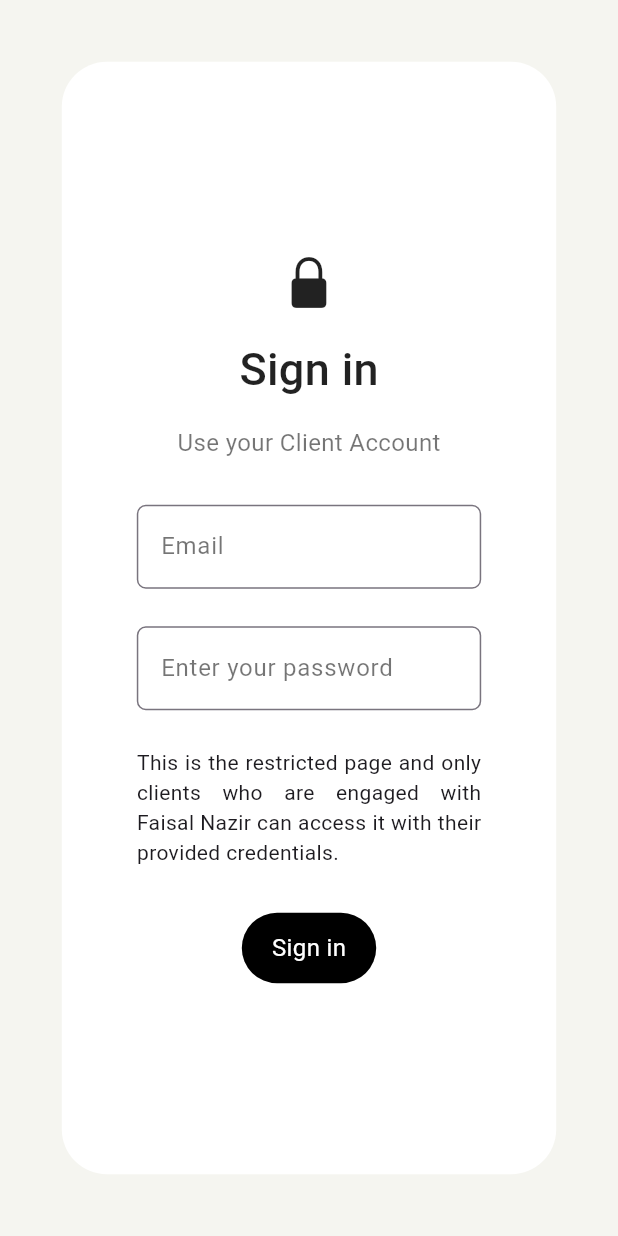
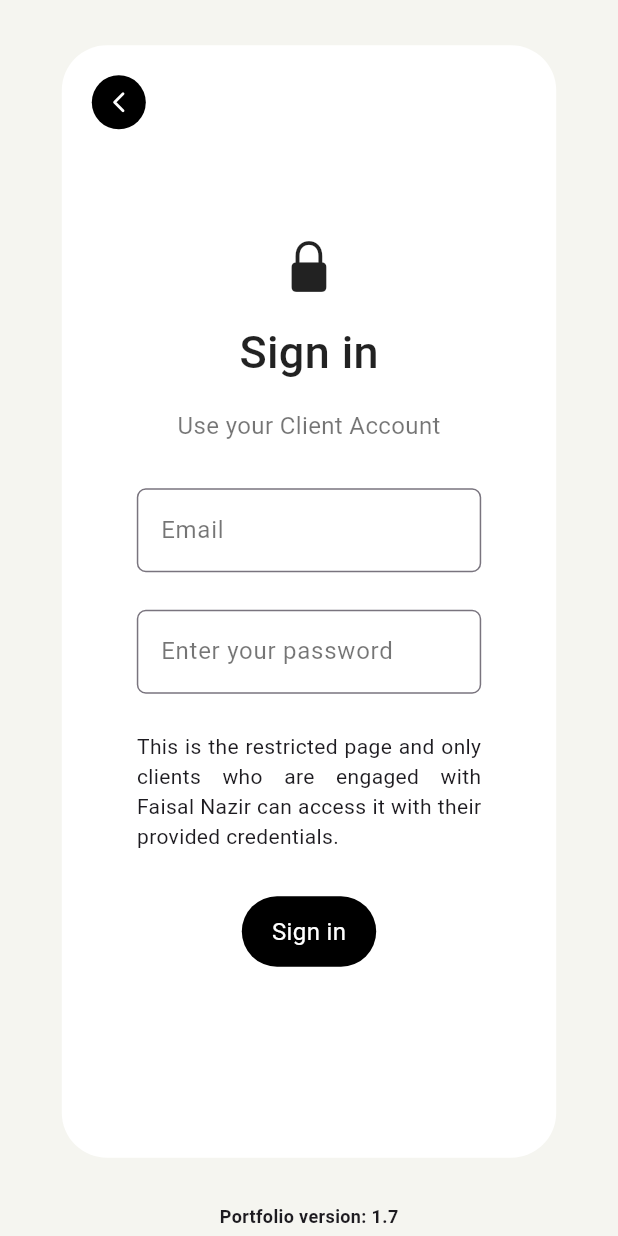
Before and after one commit to FaisalNazir28/portfolio, a Flutter app: the LoginScreen screen opened by its route, on a phone screen of 412 x 824 dp. Run offline on Flutter 3.47's test engine with Material 3 defaults, Android fonts, the phone set to English and light mode, and no system bars; our stand-ins replace ionicons; missing offline and left inert: dart:html, dart:ui_web, device_frame.

Commit message:
App version added

```diff
--- a/lib/screens/login_screen/login_screen.dart
+++ b/lib/screens/login_screen/login_screen.dart
@@ -1,8 +1,10 @@
 import 'package:flutter/cupertino.dart';
 import 'package:flutter/material.dart';
+import 'package:ionicons/ionicons.dart';
 import 'package:my_portfolio/main.dart';
 import 'package:my_portfolio/responsiveness/breakpoints.dart';
 import 'package:my_portfolio/routes/routes.dart';
+import 'package:my_portfolio/utilities/constants.dart';
 
 class LoginScreen extends StatefulWidget {
   const LoginScreen({super.key});
@@ -23,9 +25,25 @@ class _LoginScreenState extends State<LoginScreen> {
     var isMobileScreen = Breakpoints.isSmallScreen(context);
 
     return Scaffold(
+      bottomNavigationBar: Container(
+        margin: const EdgeInsets.only(bottom: 5),
+        child: Row(
+          mainAxisAlignment: MainAxisAlignment.center,
+          children: [
+            Text(
+              "Portfolio version: ${AppConstants.appVersion}",
+              style:
+                  const TextStyle(fontSize: 12.0, fontWeight: FontWeight.w600),
+            ),
+          ],
+        ),
+      ),
       backgroundColor: const Color(0xfff5f5f0),
       body: Center(
-        child: Container(
+        child: Stack(
+          alignment: Alignment.topLeft,
+          children: [
+            Container(
               width: isMobileScreen
                   ? MediaQuery.of(context).size.width * .8
                   : isTabletScreen
@@ -218,6 +236,25 @@ class _LoginScreenState extends State<LoginScreen> {
                                   color: Colors.black54,
                                 ),
                               ),
+                              const Spacer(),
+                              InkWell(
+                                overlayColor: MaterialStateProperty.all(
+                                    Colors.transparent),
+                                onTap: () {
+                                  Navigator.pushNamed(context, Routes.home);
+                                },
+                                child: Container(
+                                  decoration: const BoxDecoration(
+                                    shape: BoxShape.circle,
+                                    color: Colors.black87,
+                                  ),
+                                  padding: const EdgeInsets.all(12),
+                                  child: const Icon(
+                                    Ionicons.chevron_back,
+                                    color: Colors.white,
+                                  ),
+                                ),
+                              )
                             ],
                           ),
                         ),
@@ -295,7 +332,8 @@ class _LoginScreenState extends State<LoginScreen> {
                                   onTap: loading
                                       ? () {}
                                       : () async {
-                                      if (_formKey.currentState!.validate()) {
+                                          if (_formKey.currentState!
+                                              .validate()) {
                                             setState(() {
                                               loading = true;
                                             });
@@ -341,6 +379,31 @@ class _LoginScreenState extends State<LoginScreen> {
                       ],
                     ),
             ),
+            if (isMobileScreen)
+              Positioned(
+                top: 20,
+                left: 20,
+                child: InkWell(
+                  overlayColor: MaterialStateProperty.all(Colors.transparent),
+                  onTap: () {
+                    Navigator.pushNamed(context, Routes.home);
+                  },
+                  child: Container(
+                    decoration: const BoxDecoration(
+                      shape: BoxShape.circle,
+                      color: Colors.black,
+                    ),
+                    padding: const EdgeInsets.all(8),
+                    child: const Icon(
+                      Ionicons.chevron_back,
+                      color: Colors.white,
+                      size: 20,
+                    ),
+                  ),
+                ),
+              )
+          ],
+        ),
       ),
     );
   }
--- a/lib/utilities/constants.dart
+++ b/lib/utilities/constants.dart
@@ -4,6 +4,9 @@ import 'package:my_portfolio/widgets/horizontal_scrollbar_tile.dart';
 import 'dart:ui_web' as ui;
 
 class AppConstants{
+
+  ///app version
+     static String appVersion = '1.7';
 
   /// resume path
   static String resume = 'assets/resume/resume.pdf';
```
Lines whose indentation alone changed are shown as unchanged.
